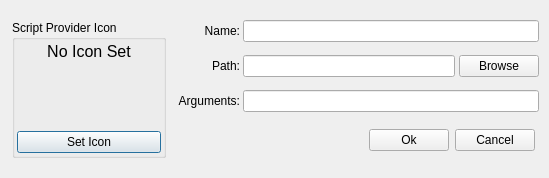
This is products/RAT-STATS/rstats_ui/src/UIRStatsScriptProviderConfigDialog.ui in cbtek/RStats2017 as Qt 5 draws it before an edit. The edited form follows.
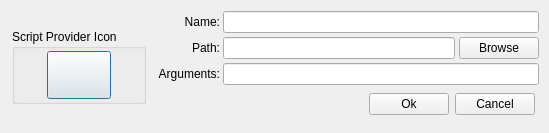
This is the edited form.

Commit message: Updated SSRN to to final state Added batch project Added features to XMLDataElement for returning direct number Added class for parsing text data files

Diff of the .ui file:
```diff
--- a/products/RAT-STATS/rstats_ui/src/UIRStatsScriptProviderConfigDialog.ui
+++ b/products/RAT-STATS/rstats_ui/src/UIRStatsScriptProviderConfigDialog.ui
@@ -7,7 +7,7 @@
     <x>0</x>
     <y>0</y>
     <width>549</width>
-    <height>178</height>
+    <height>133</height>
    </rect>
   </property>
   <property name="windowTitle">
@@ -27,7 +27,7 @@
     <number>4</number>
    </property>
    <item>
-    <widget class="QFrame" name="">
+    <widget class="QFrame" name="frame">
      <property name="sizePolicy">
       <sizepolicy hsizetype="Preferred" vsizetype="Preferred">
        <horstretch>0</horstretch>
@@ -86,7 +86,7 @@
            <property name="title">
             <string>Script Provider Icon</string>
            </property>
-           <layout class="QVBoxLayout" name="verticalLayout_3">
+           <layout class="QHBoxLayout" name="horizontalLayout_3">
             <property name="spacing">
              <number>3</number>
             </property>
@@ -102,89 +102,28 @@
             <property name="bottomMargin">
              <number>2</number>
             </property>
-            <item>
-             <widget class="QLabel" name="m_lblNoIcon">
-              <property name="font">
-               <font>
-                <pointsize>12</pointsize>
-               </font>
-              </property>
-              <property name="text">
-               <string>No Icon Set</string>
-              </property>
-              <property name="alignment">
-               <set>Qt::AlignCenter</set>
-              </property>
-             </widget>
-            </item>
-            <item>
-             <layout class="QHBoxLayout" name="horizontalLayout_3">
-              <property name="leftMargin">
-               <number>0</number>
-              </property>
-              <property name="topMargin">
-               <number>0</number>
-              </property>
-              <property name="rightMargin">
-               <number>0</number>
-              </property>
-              <property name="bottomMargin">
-               <number>0</number>
-              </property>
-              <item>
-               <spacer name="horizontalSpacer_2">
-                <property name="orientation">
-                 <enum>Qt::Horizontal</enum>
-                </property>
-                <property name="sizeHint" stdset="0">
-                 <size>
-                  <width>40</width>
-                  <height>20</height>
-                 </size>
-                </property>
-               </spacer>
-              </item>
-              <item>
-               <widget class="QLabel" name="m_lblIcon">
-                <property name="sizePolicy">
-                 <sizepolicy hsizetype="Preferred" vsizetype="Fixed">
-                  <horstretch>0</horstretch>
-                  <verstretch>0</verstretch>
-                 </sizepolicy>
-                </property>
-                <property name="minimumSize">
-                 <size>
-                  <width>64</width>
-                  <height>64</height>
-                 </size>
-                </property>
-                <property name="text">
-                 <string/>
-                </property>
-                <property name="scaledContents">
-                 <bool>true</bool>
-                </property>
-               </widget>
-              </item>
-              <item>
-               <spacer name="horizontalSpacer">
-                <property name="orientation">
-                 <enum>Qt::Horizontal</enum>
-                </property>
-                <property name="sizeHint" stdset="0">
-                 <size>
-                  <width>40</width>
-                  <height>20</height>
-                 </size>
-                </property>
-               </spacer>
-              </item>
-             </layout>
-            </item>
             <item>
              <widget class="QPushButton" name="m_btnSetIcon">
+              <property name="minimumSize">
+               <size>
+                <width>48</width>
+                <height>48</height>
+               </size>
+              </property>
+              <property name="maximumSize">
+               <size>
+                <width>64</width>
+                <height>64</height>
+               </size>
+              </property>
               <property name="text">
-               <string>Set Icon</string>
+               <string/>
+              </property>
+              <property name="iconSize">
+               <size>
+                <width>32</width>
+                <height>32</height>
+               </size>
               </property>
              </widget>
             </item>
@@ -235,7 +174,7 @@
          </widget>
         </item>
         <item row="1" column="1">
-         <widget class="QFrame" name="">
+         <widget class="QFrame" name="frame">
           <property name="sizePolicy">
            <sizepolicy hsizetype="Preferred" vsizetype="Fixed">
             <horstretch>0</horstretch>
@@ -298,7 +237,7 @@
          </widget>
         </item>
         <item row="3" column="1">
-         <widget class="QFrame" name="">
+         <widget class="QFrame" name="frame">
           <property name="sizePolicy">
            <sizepolicy hsizetype="Preferred" vsizetype="Fixed">
             <horstretch>0</horstretch>
```
The commit also changes 26 other files.
